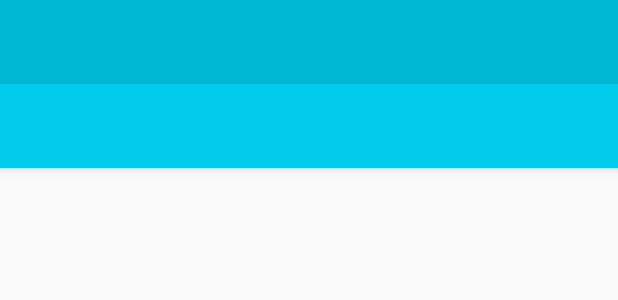
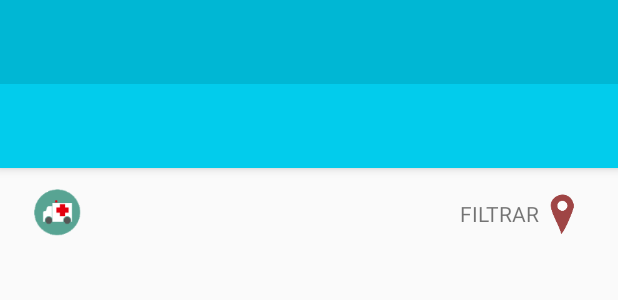
Before and after one commit to crlz09/SkyMedic, an Android app: the layout clinicas.xml on its own in the app's theme, with its tools: preview values and no code run, on a phone screen of 412 x 824 dp. Shown: the top 300 px of the screen. Run offline under Robolectric (Android 15) with nearby library versions, the phone set to English and light mode, and no system bars.

Commit message:
tan pirata como sonará: "Cumple su función" en el módulo clinicas/farmacias pendiente:  -cambio de logo interno  -mejorar tamaño de imagenes, resolucion, etc.  - ampliar imagen en clinica/farmacia  -modulo "acerca de"  -----------------------------------------------------  trastear con la app en busca de bugs.  #carlosmolina 20/07/2017 Rev.2  #el único que aporta a esta verga

```diff
--- a/app/src/main/java/mssolutions/skymedic1/Activity_especialidades.java
+++ b/app/src/main/java/mssolutions/skymedic1/Activity_especialidades.java
@@ -114,7 +114,7 @@ public class Activity_especialidades  extends AppCompatActivity implements Navig
            NavigationView navigationView = (NavigationView) findViewById(R.id.nav_view);
            navigationView.setNavigationItemSelectedListener(this);
            navigationView.getMenu().getItem(0).setChecked(true);
-
+           getSupportActionBar().setDisplayHomeAsUpEnabled(true);
 
 
 
--- a/app/src/main/java/mssolutions/skymedic1/MainActivity.java
+++ b/app/src/main/java/mssolutions/skymedic1/MainActivity.java
@@ -71,10 +71,6 @@ public String consulta;
 
     // temporary string to show the parsed response
     private String jsonResponse;
-
-
-
-
 
     @Override
     protected void onCreate(Bundle savedInstanceState) {
@@ -228,6 +224,7 @@ public String consulta;
         NavigationView navigationView = (NavigationView) findViewById(R.id.nav_view);
         navigationView.setNavigationItemSelectedListener(this);
     }
+
 
     public boolean onKeyDown(int keyCode, KeyEvent event) {
         // TODO Auto-generated method stub
--- a/app/src/main/java/mssolutions/skymedic1/layout_deschombre.java
+++ b/app/src/main/java/mssolutions/skymedic1/layout_deschombre.java
@@ -29,8 +29,7 @@ public class layout_deschombre  extends AppCompatActivity implements NavigationV
     protected void onCreate(Bundle savedInstanceState) {
         super.onCreate(savedInstanceState);
         setContentView(R.layout.layout_descrhombre);
-        TextView nomdr = (TextView) findViewById(R.id.nomfindr);
-        TextView especdr = (TextView) findViewById(R.id.especfindr);
+
        // Toast.makeText(this, nombre, Toast.LENGTH_SHORT).show();
        // Toast.makeText(this, espec, Toast.LENGTH_SHORT).show();
         //final String id = getIntent().getExtras().getString("IDMENU");
--- a/app/src/main/res/layout/clinicas.xml
+++ b/app/src/main/res/layout/clinicas.xml
@@ -15,7 +15,8 @@
         android:layout_height="match_parent"
         android:fitsSystemWindows="true"
         tools:context="mssolutions.skymedic1.MainActivity"
-        android:orientation="vertical">
+        android:orientation="vertical"
+        >
 
         <android.support.design.widget.AppBarLayout
             android:layout_width="match_parent"
@@ -30,6 +31,83 @@
                 app:popupTheme="@style/AppTheme.PopupOverlay" />
 
         </android.support.design.widget.AppBarLayout>
+
+        <LinearLayout
+            android:background="?@android:attr/selectableItemBackground"
+            android:backgroundTint="@android:color/white"
+            android:clickable="false"
+            android:focusable="false"
+            android:orientation="horizontal"
+            android:layout_marginBottom="15dp"
+            android:layout_width="match_parent"
+            android:layout_height="wrap_content"
+            android:paddingLeft="5dp"
+            android:weightSum="11">
+
+            <LinearLayout
+                android:layout_width="match_parent"
+                android:layout_height="match_parent"
+                android:layout_weight="3">
+                <ImageView
+                    android:layout_width="35dp"
+                    android:layout_height="35dp"
+                    android:src="@mipmap/clinicas"
+                    android:id="@+id/imag"
+                    android:gravity="center_vertical"
+
+                    android:layout_gravity="center_vertical"
+                    android:layout_marginLeft="15dp"
+                    android:layout_marginTop="2dp" />
+
+                <TextView
+                    android:layout_width="match_parent"
+                    android:layout_height="50dp"
+                    android:textSize="18sp"
+                    android:text=""
+                    android:textAlignment="inherit"
+                    android:paddingLeft="8dp"
+                    android:gravity="center_vertical"
+                    android:layout_marginTop="5dp"
+                    android:textColor="#a0a0a0"
+                    android:layout_weight="0.54"
+                    android:id="@+id/titulo"/>
+
+            </LinearLayout>
+
+            <LinearLayout
+                android:background="?@android:attr/selectableItemBackground"
+                android:backgroundTint="@android:color/white"
+                android:clickable="true"
+                android:focusable="true"
+                android:layout_width="match_parent"
+                android:layout_height="match_parent"
+                android:orientation="horizontal"
+                android:layout_weight="8"
+                android:onClick="abre_dialogo"
+                android:id="@+id/filtro">
+
+                <TextView
+                    android:layout_width="wrap_content"
+                    android:layout_height="match_parent"
+                    android:text="FILTRAR"
+                    android:gravity="center_vertical"
+                    android:layout_marginTop="5dp"
+
+                    android:paddingLeft="5dp" />
+
+                <ImageView
+                    android:layout_marginTop="3dp"
+                    android:src="@mipmap/ubicacion"
+                    android:gravity="center_vertical"
+
+                    android:layout_width="30dp"
+                    android:layout_height="30dp"
+                    android:layout_gravity="center_vertical" />
+
+            </LinearLayout>
+
+
+        </LinearLayout>
 
         <ScrollView
             android:background="?@android:attr/selectableItemBackground"
```
Also changed, not shown: app/src/main/java/mssolutions/skymedic1/activity_clinica.java (+204 -72 lines), app/src/main/java/mssolutions/skymedic1/especialidad.java (+10 -6 lines), app/src/main/java/mssolutions/skymedic1/layout_clinica.java (+37 -1 lines), app/src/main/res/layout/clinica.xml (+6 -6 lines), app/src/main/res/layout/layout_clinica.xml (+27 -22 lines).
